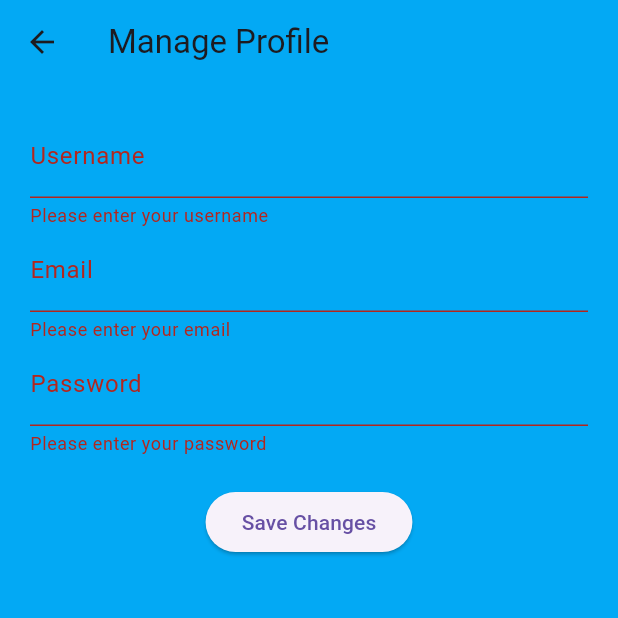
After one commit to ArjunBhella/AppDevProject, a Flutter app: the ManageProfileScreen screen opened directly, after a tap on "Save Changes", on a phone screen of 412 x 824 dp, the top half of it. The commit adds this screen. Run offline on Flutter 3.47's test engine with Material 3 defaults, Android fonts, the phone set to English and light mode, and no system bars; our stand-ins replace flutter_calendar_carousel, sqflite; accounts and stored records are empty.

Commit message:
Added mamage profile functionality

```diff
--- a/Project/lib/SQLite/sqlite.dart
+++ b/Project/lib/SQLite/sqlite.dart
@@ -119,7 +119,6 @@ class DatabaseHelper {
     return count != null && count > 0;
   }
 
-  // New method to search for a user by username
   Future<Users?> getUserByUsername(String username) async {
     final db = await initDB();
     final List<Map<String, dynamic>> result = await db.query(
@@ -134,14 +133,22 @@ class DatabaseHelper {
       return null;
     }
   }
+
   Future<int> updateUser(Users user) async {
     final db = await initDB();
-    return await db.update(
+    print("Attempting to update user: ${user.userName}");
+    int result = await db.update(
       'users',
-      user.toMap(),
+      {
+        'user_name': user.userName,
+        'password': user.password,
+        'email': user.email,
+        'hint': user.hint,
+      },
       where: 'user_name = ?',
       whereArgs: [user.userName],
     );
+    print("Update result: $result");
+    return result;
   }
-
 }
--- /dev/null
+++ b/Project/lib/views/ManageProfile.dart
@@ -0,0 +1,113 @@
+import 'package:flutter/material.dart';
+import 'package:project/Models/users.dart';
+import 'package:project/SQLite/sqlite.dart';
+import 'Login.dart';
+
+class ManageProfileScreen extends StatefulWidget {
+  final Users? user;
+
+  ManageProfileScreen({this.user});
+
+  @override
+  _ManageProfileScreenState createState() => _ManageProfileScreenState();
+}
+
+class _ManageProfileScreenState extends State<ManageProfileScreen> {
+  final _formKey = GlobalKey<FormState>();
+  late TextEditingController _usernameController;
+  late TextEditingController _emailController;
+  late TextEditingController _passwordController;
+
+  @override
+  void initState() {
+    super.initState();
+    _usernameController = TextEditingController(text: widget.user?.userName);
+    _emailController = TextEditingController(text: widget.user?.email);
+    _passwordController = TextEditingController(text: widget.user?.password);
+  }
+
+  Future<void> _saveChanges() async {
+    if (_formKey.currentState!.validate()) {
+      final updatedUser = Users(
+        userName: _usernameController.text,
+        password: _passwordController.text,
+        email: _emailController.text,
+        hint: widget.user?.hint ?? '',
+      );
+      final dbHelper = DatabaseHelper();
+      print("Updating user...");
+      int result = await dbHelper.updateUser(updatedUser);
+      if (result > 0) {
+        print("User updated successfully");
+        Navigator.of(context).pushAndRemoveUntil(
+          MaterialPageRoute(
+            builder: (context) =>LoginApp(),
+          ),
+              (route) => false,
+        );
+      } else {
+        print("Failed to update user");
+        // Optionally, you can show an error message here
+      }
+    } else {
+      print("Form validation failed");
+    }
+  }
+
+  @override
+  Widget build(BuildContext context) {
+    return Scaffold(
+      backgroundColor: Colors.lightBlue,
+      appBar: AppBar(
+        backgroundColor: Colors.lightBlue,
+        title: Text('Manage Profile'),
+      ),
+      body: Padding(
+        padding: const EdgeInsets.all(20.0),
+        child: Form(
+          key: _formKey,
+          child: Column(
+            children: [
+              TextFormField(
+                controller: _usernameController,
+                decoration: InputDecoration(labelText: 'Username'),
+                validator: (value) {
+                  if (value == null || value.isEmpty) {
+                    return 'Please enter your username';
+                  }
+                  return null;
+                },
+              ),
+              TextFormField(
+                controller: _emailController,
+                decoration: InputDecoration(labelText: 'Email'),
+                validator: (value) {
+                  if (value == null || value.isEmpty) {
+                    return 'Please enter your email';
+                  }
+                  return null;
+                },
+              ),
+              TextFormField(
+                controller: _passwordController,
+                decoration: InputDecoration(labelText: 'Password'),
+                validator: (value) {
+                  if (value == null || value.isEmpty) {
+                    return 'Please enter your password';
+                  }
+                  return null;
+                },
+                obscureText: true,
+              ),
+              SizedBox(height: 20),
+              ElevatedButton(
+                onPressed: _saveChanges,
+                child: Text('Save Changes'),
+              ),
+            ],
+          ),
+        ),
+      ),
+    );
+  }
+}
```
Also changed, not shown: Project/lib/views/WelcomScreen.dart (+6 -76 lines).
